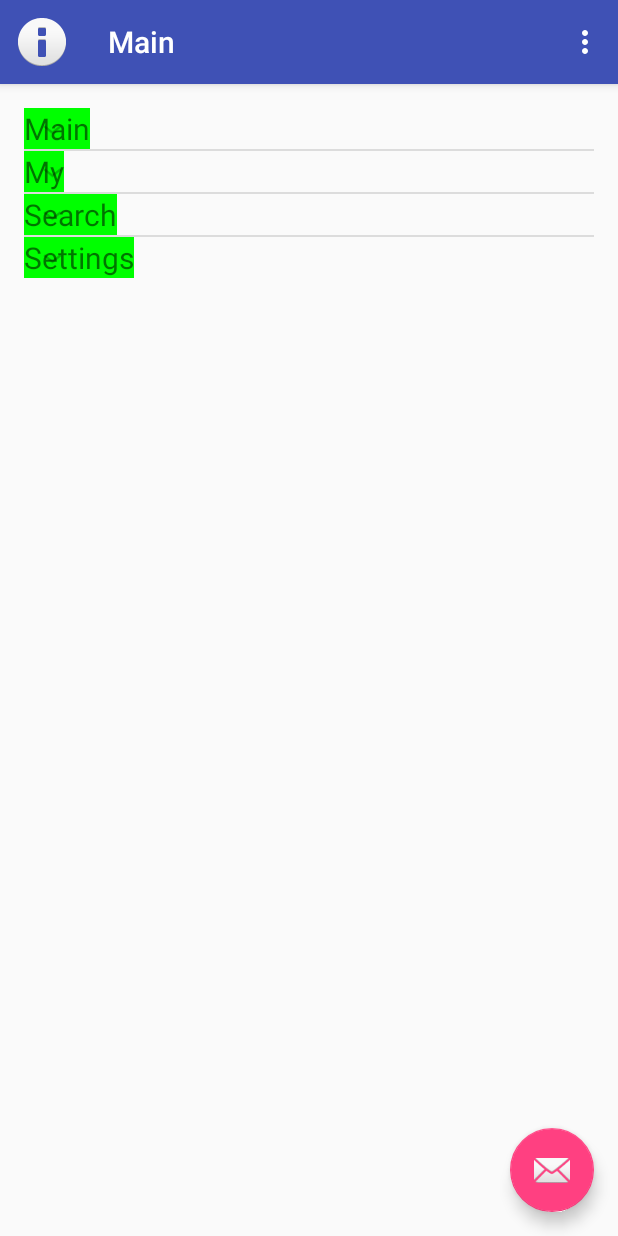
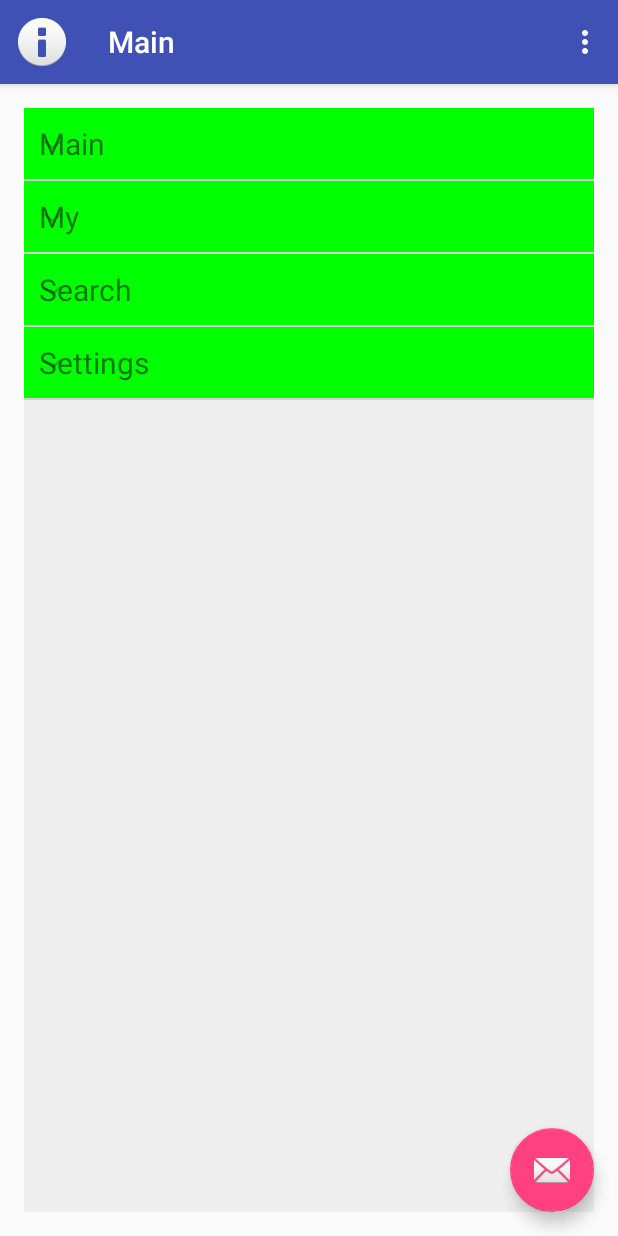
Before and after one commit to dongja94/SampleDesignSupport_DD2, an Android app: the fragment MenuFragment placed in its activity, on a phone screen of 412 x 824 dp. Run offline under Robolectric (Android 15) with nearby library versions, the phone set to English and light mode, and no system bars.

Commit message:
custom menu

```diff
--- a/app/src/main/res/layout/fragment_menu.xml
+++ b/app/src/main/res/layout/fragment_menu.xml
@@ -2,13 +2,14 @@
     xmlns:tools="http://schemas.android.com/tools"
     android:layout_width="match_parent"
     android:layout_height="match_parent"
+    android:background="#eee"
     tools:context="com.begentgroup.sampledesignsupport.MenuFragment">
 
     <!-- TODO: Update blank fragment layout -->
 
     <ExpandableListView
-        android:layout_width="wrap_content"
-        android:layout_height="wrap_content"
+        android:layout_width="match_parent"
+        android:layout_height="match_parent"
         android:id="@+id/list_menu"
         android:layout_gravity="left|top" />
 </FrameLayout>
--- a/app/src/main/res/layout/view_child_item.xml
+++ b/app/src/main/res/layout/view_child_item.xml
@@ -2,7 +2,9 @@
 <TextView xmlns:android="http://schemas.android.com/apk/res/android"
     android:layout_width="match_parent"
     android:layout_height="wrap_content"
-    android:layout_marginLeft="30dp"
+    android:paddingLeft="30dp"
+    android:paddingTop="10dp"
+    android:paddingBottom="10dp"
     android:textSize="15sp"
     android:background="@android:color/holo_blue_light">
 </TextView>
--- a/app/src/main/res/layout/view_group_item.xml
+++ b/app/src/main/res/layout/view_group_item.xml
@@ -3,5 +3,7 @@
     android:layout_width="match_parent"
     android:layout_height="wrap_content"
     android:textSize="20sp"
-    android:layout_marginLeft="10dp"
+    android:paddingLeft="10dp"
+    android:paddingTop="10dp"
+    android:paddingBottom="10dp"
     android:background="#00ff00"/>
```
